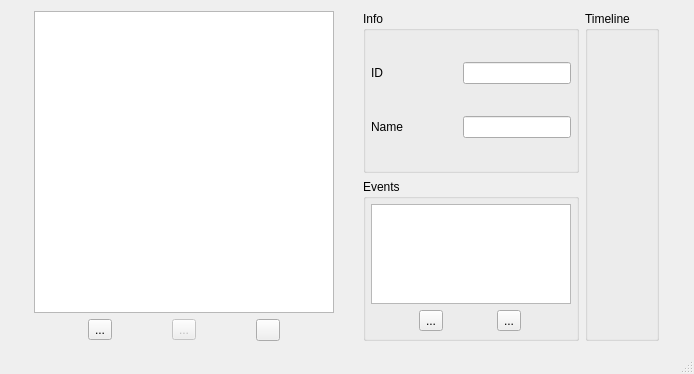
Old version of the form tools/splash/mainwindow.ui in the repository wasedaigo/samancing-roga.
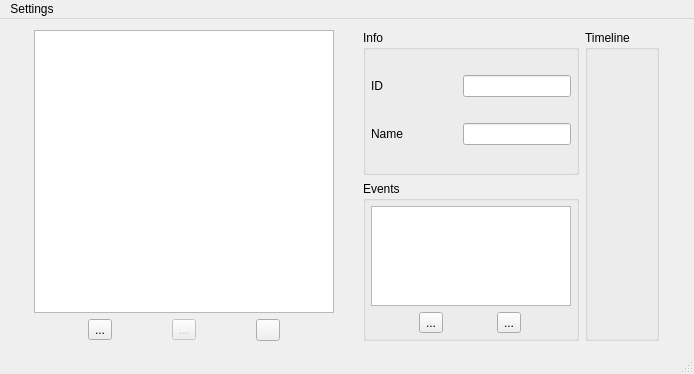
New version of the form. Icons and pictures are not drawn.

```diff
--- a/tools/splash/mainwindow.ui
+++ b/tools/splash/mainwindow.ui
@@ -290,6 +290,23 @@
    </layout>
   </widget>
   <widget class="QStatusBar" name="statusBar"/>
+  <widget class="QMenuBar" name="menuBar">
+   <property name="geometry">
+    <rect>
+     <x>0</x>
+     <y>0</y>
+     <width>694</width>
+     <height>20</height>
+    </rect>
+   </property>
+   <widget class="QMenu" name="menuSettings">
+    <property name="title">
+     <string>Settings</string>
+    </property>
+    <addaction name="actionSet_Working_Directory"/>
+   </widget>
+   <addaction name="menuSettings"/>
+  </widget>
   <action name="actionOpenFile">
    <property name="icon">
     <iconset>
```
Left out of the diff: 21 changed lines with no effect on the pictures.
